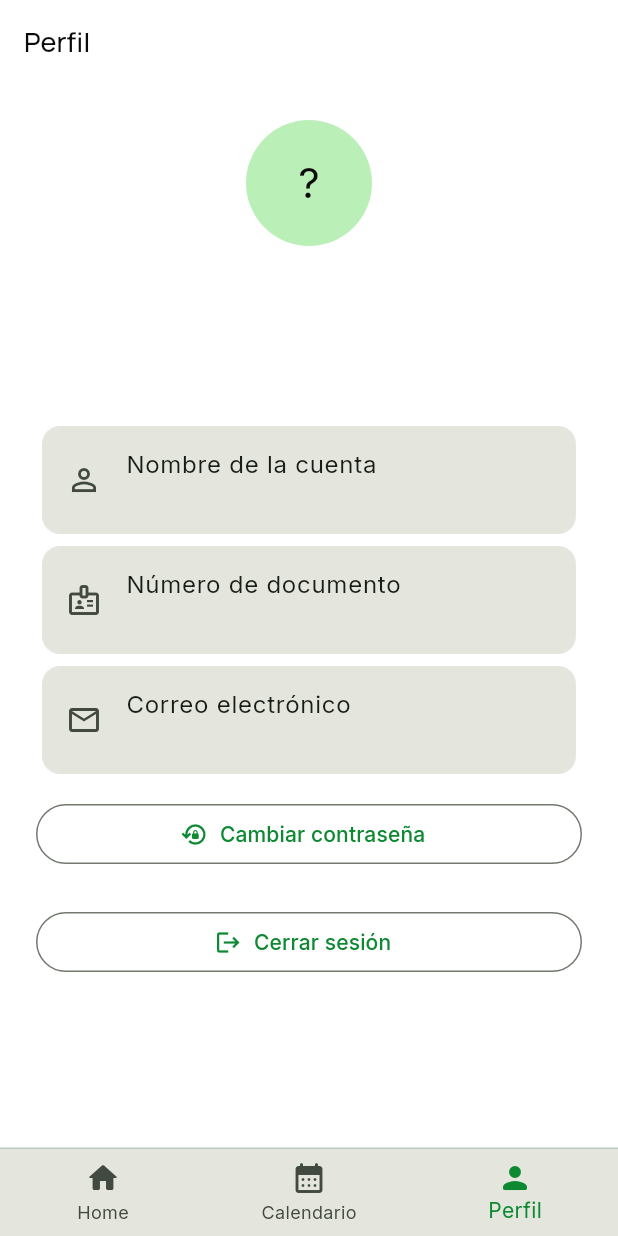
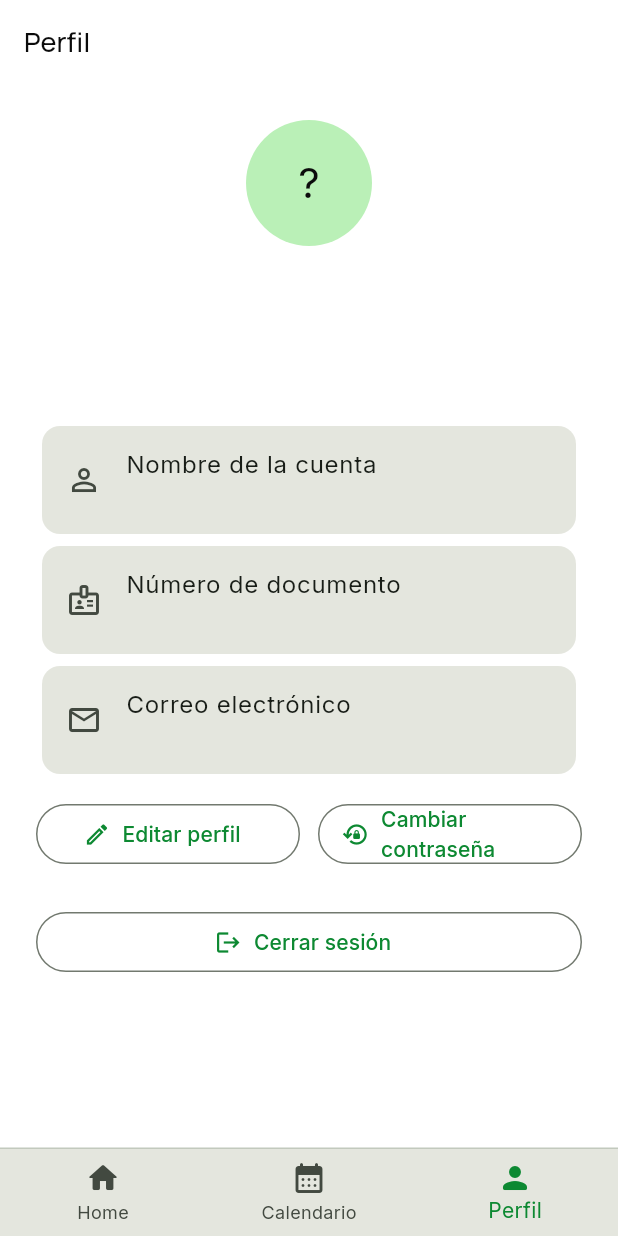
Before and after one commit to tatiana1104/handplay_demo, a Flutter app: the screen it shows once a user with an empty profile is signed in, item 3 of the bottom bar chosen, on a phone screen of 412 x 824 dp. Run offline on Flutter 3.47's test engine with Material 3 defaults, Android fonts, the phone set to English and light mode, and no system bars; our stand-ins replace cloud_firestore, dartz, equatable, firebase_auth, firebase_core, firebase_messaging and 5 more; accounts and stored records are empty.

Commit message:
Add profile editing and password change screens

```diff
--- a/lib/core/routing/route_names.dart
+++ b/lib/core/routing/route_names.dart
@@ -25,4 +25,6 @@ class RouteNames {
   static const String login = '/login'; // Ruta de la pantalla de login
   static const String register = '/register'; // Ruta de la pantalla de registro
   static const String recoverPassword = '/recover-password'; // Ruta de la pantalla de recuperación de contraseña
+  static const String editProfile = '/perfil/editar';
+  static const String changePassword = '/perfil/cambiar-contrasena';
 }
--- a/lib/features/auth/presentation/screens/profile_screen.dart
+++ b/lib/features/auth/presentation/screens/profile_screen.dart
@@ -142,10 +142,12 @@ class ProfileScreen extends StatelessWidget {
           Card(child: ListTile(leading: const Icon(Icons.badge_outlined), title: const Text('Número de documento'), subtitle: Text(documentNumber))),
           Card(child: ListTile(leading: const Icon(Icons.email_outlined), title: const Text('Correo electrónico'), subtitle: Text(currentEmail))),
           const SizedBox(height: 12),
-          OutlinedButton.icon(
-            onPressed: () => context.go(RouteNames.recoverPassword),
-            icon: const Icon(Icons.lock_reset_outlined),
-            label: const Text('Cambiar contraseña'),
+          Row(
+            children: [
+              Expanded(child: OutlinedButton.icon(onPressed: () => context.push(RouteNames.editProfile, extra: profile), icon: const Icon(Icons.edit_outlined), label: const Text('Editar perfil'))),
+              const SizedBox(width: 12),
+              Expanded(child: OutlinedButton.icon(onPressed: () => context.push(RouteNames.changePassword), icon: const Icon(Icons.lock_reset_outlined), label: const Text('Cambiar contraseña'))),
+            ],
           ),
           if (hasRole('entrenador'))
             _roleButton(context, 'Ficha de entrenador', Icons.sports_outlined, () => _showRoleSheet(context, 'Ficha de entrenador', profile, ['teamName', 'specialty', 'experience'])),
--- a/lib/main.dart
+++ b/lib/main.dart
@@ -15,6 +15,7 @@ import 'features/auth/presentation/bloc/auth_state.dart';
 import 'features/auth/presentation/screens/login_screen.dart';
 import 'features/auth/presentation/screens/profile_screen.dart';
 import 'features/auth/presentation/screens/recover_password_screen.dart';
+import 'features/auth/presentation/screens/profile_edit_screen.dart';
 import 'features/auth/presentation/screens/register_screen.dart';
 import 'features/auth/presentation/screens/splash_screen.dart';
 import 'features/matches/presentation/screens/calendar_screen.dart';
@@ -186,6 +187,17 @@ class _HandPlayAppState extends State<HandPlayApp> {
           path: RouteNames.recoverPassword,
           builder: (context, state) => const RecoverPasswordScreen(),
         ),
+        GoRoute(
+          path: RouteNames.editProfile,
+          builder: (context, state) => ProfileEditScreen(
+            userId: FirebaseAuth.instance.currentUser!.uid,
+            initialData: (state.extra as Map<String, dynamic>?) ?? const {},
+          ),
+        ),
+        GoRoute(
+          path: RouteNames.changePassword,
+          builder: (context, state) => const ChangePasswordScreen(),
+        ),
       ],
     );
   }
```
Also changed, not shown: lib/features/auth/presentation/screens/profile_edit_screen.dart (added, +133 -0 lines).
